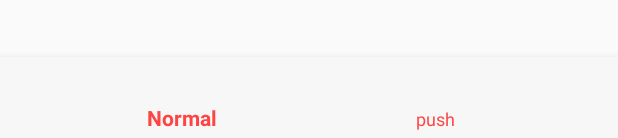
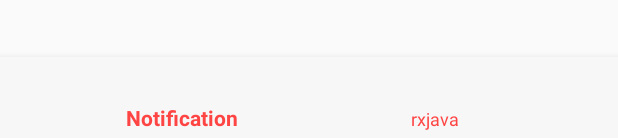
Before and after one commit to androidhuoniao/HelloAndroid, an Android app: the layout activity_main.xml on its own in the app's theme, with its tools: preview values and no code run, on a phone screen of 412 x 824 dp. Shown: the part 1095-1233 px from the top of the screen. Run offline under Robolectric (Android 15) with nearby library versions, the light colour scheme and no system bars.

Commit message:
添加rxjava和notification的测试用例

```diff
--- a/app/src/main/java/com/grass/helloandroid/fragment/KeepAliveSampleFragment.kt
+++ b/app/src/main/java/com/grass/helloandroid/fragment/NotificationFragment.kt
@@ -11,7 +11,7 @@ import com.grass.helloandroid.views.previewItemView
  * on 2020/7/10
  * Email: grassswwang@tencent.com
  */
-class KeepAliveSampleFragment : BaseEpoxyFragment() {
+class NotificationFragment : BaseEpoxyFragment() {
 
     override fun EpoxyController.buildModels() {
         marquee {
--- a/app/src/main/java/com/grass/helloandroid/fragment/OtherSampleFragment.kt
+++ b/app/src/main/java/com/grass/helloandroid/fragment/RxJavaFragment.kt
@@ -10,7 +10,7 @@ import com.grass.helloandroid.views.previewItemView
  * on 2020/7/10
  * Email: grassswwang@tencent.com
  */
-class OtherSampleFragment : BaseEpoxyFragment() {
+class RxJavaFragment : BaseEpoxyFragment() {
 
     override fun EpoxyController.buildModels() {
         marquee {
--- a/app/src/main/res/menu/bottom_bar.xml
+++ b/app/src/main/res/menu/bottom_bar.xml
@@ -1,14 +1,16 @@
 <?xml version="1.0" encoding="utf-8"?>
 <menu xmlns:android="http://schemas.android.com/apk/res/android"
     xmlns:app="http://schemas.android.com/apk/res-auto">
-    <item
-        android:id="@+id/showcase"
-        android:title="Normal"
-        app:showAsAction="always|withText"/>
 
     <item
-        android:id="@+id/push"
-        android:title="push"
-        app:showAsAction="always|withText"/>
+        android:id="@+id/notification"
+        android:title="Notification"
+        app:showAsAction="always|withText" />
+
+    <item
+        android:id="@+id/rxjava"
+        android:title="rxjava"
+        app:showAsAction="always|withText" />
+
 
 </menu>
```
Also changed, not shown: app/src/main/java/com/grass/helloandroid/MainActivity.kt (+8 -7 lines).
